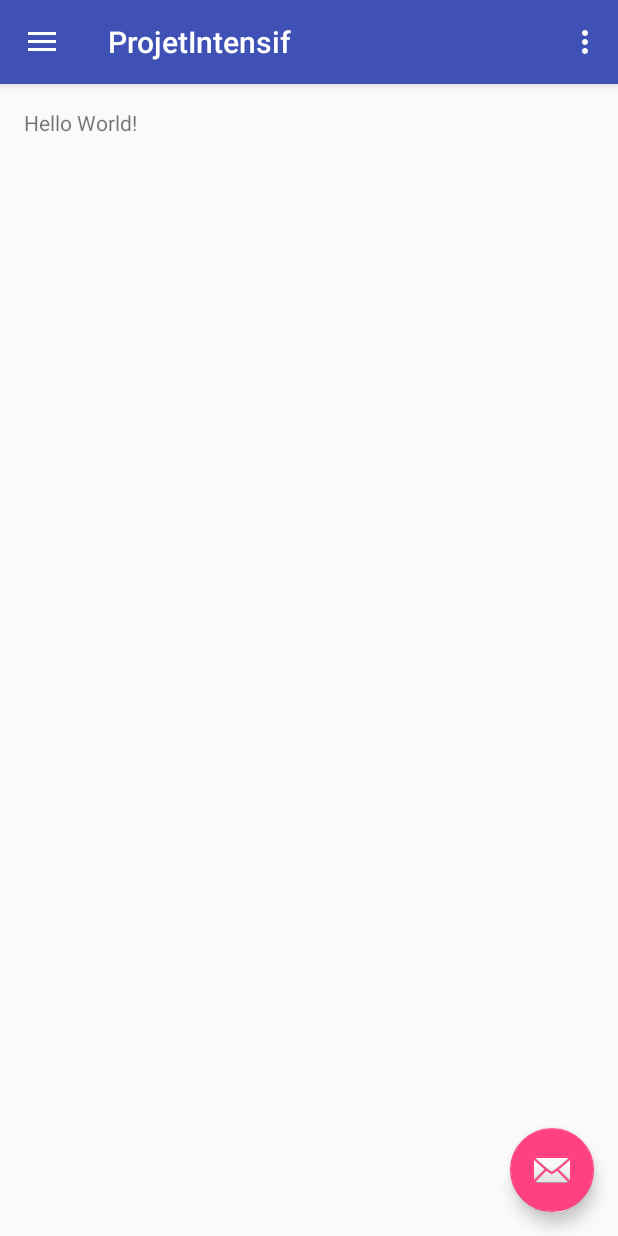
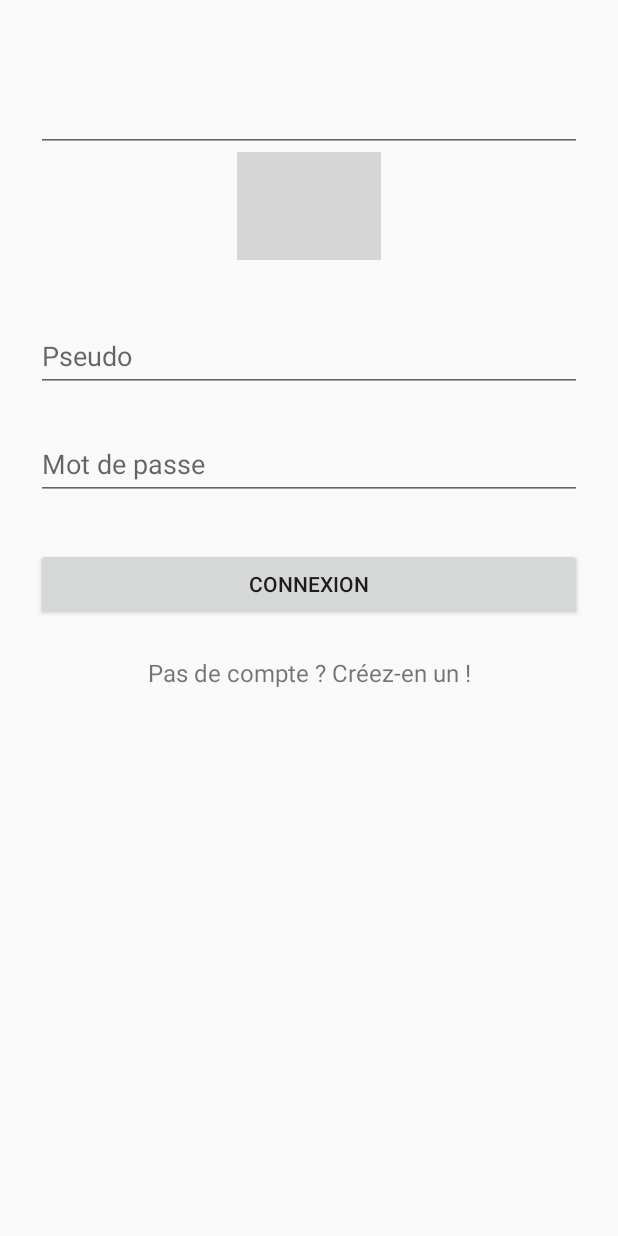
Before and after one commit to ABonnemains/Projet_intensif_front, an Android app: the screen it shows after launch (MainActivity before the commit, LoginActivity after it), on a phone screen of 412 x 824 dp. Run offline under Robolectric (Android 15) with nearby library versions, the phone set to English and light mode, and no system bars; grey boxes are pictures that could not be loaded.

Commit message:
login and signup views

```diff
--- /dev/null
+++ b/AndroidStudioProjects/app/src/main/java/fr/ensicaen/projetintensif/LoginActivity.java
@@ -0,0 +1,127 @@
+package fr.ensicaen.projetintensif;
+
+import android.app.ProgressDialog;
+import android.content.Intent;
+import android.os.Bundle;
+import android.support.v7.app.AppCompatActivity;
+import android.view.View;
+import android.widget.Button;
+import android.widget.EditText;
+import android.widget.TextView;
+import android.widget.Toast;
+
+/**
+ * Created by Amine on 10/01/2017.
+ */
+
+public class LoginActivity extends AppCompatActivity {
+
+    private static final int REQUEST_SIGNUP = 0;
+
+    private EditText _nickname;
+    private EditText _password;
+    private Button _login_button;
+    private TextView _link_signup;
+
+    @Override
+    public void onCreate(Bundle savedInstanceState) {
+        super.onCreate(savedInstanceState);
+        setContentView(R.layout.activity_login);
+        _nickname = (EditText) findViewById(R.id.input_login_nickname);
+        _password = (EditText) findViewById(R.id.input_login_password);
+        _login_button = (Button) findViewById(R.id.button_login);
+        _login_button.setOnClickListener(new View.OnClickListener() {
+            public void onClick(View v) {
+                login();
+            }
+        });
+
+        _link_signup = (TextView) findViewById(R.id.link_signup);
+        _link_signup.setOnClickListener(new View.OnClickListener() {
+            public void onClick(View v) {
+                Intent intent = new Intent(getApplicationContext(), SignupActivity.class);
+                startActivityForResult(intent, REQUEST_SIGNUP);
+            }
+        });
+    }
+
+    public void login() {
+        // verification of login and password
+        if (!validEntry()) {
+            onLoginFailed();
+            return;
+        }
+
+        _login_button.setEnabled(false);
+
+        final ProgressDialog progressDialog = new ProgressDialog(LoginActivity.this,
+                R.style.AppTheme_PopupOverlay);
+        progressDialog.setIndeterminate(true);
+        progressDialog.setMessage("Connexion en cours...");
+        progressDialog.show();
+
+        String nickname = _nickname.getText().toString();
+        String password = _password.getText().toString();
+
+        // process of authentification
+
+        new android.os.Handler().postDelayed(
+                new Runnable() {
+                    public void run() {
+                        onLoginSuccess();
+                        progressDialog.dismiss();
+                    }
+                }, 3000);
+    }
+
+    @Override
+    protected void onActivityResult(int requestCode, int resultCode, Intent data) {
+        if (requestCode == REQUEST_SIGNUP) {
+            if (resultCode == RESULT_OK) {
+                // By default we just finish the Activity and log them in automatically
+                this.finish();
+            }
+        }
+    }
+
+    @Override
+    public void onBackPressed() {
+        moveTaskToBack(true);
+    }
+
+    public void onLoginSuccess() {
+        _login_button.setEnabled(true);
+        finish();
+    }
+
+    public void onLoginFailed() {
+        Toast.makeText(getBaseContext(), "Echec de connexion !", Toast.LENGTH_LONG).show();
+        _login_button.setEnabled(true);
+    }
+
+    public boolean validEntry() {
+        boolean valid = true;
+
+        String nickname = _nickname.getText().toString();
+        String password = _password.getText().toString();
+
+        if (nickname.isEmpty()) {
+            _nickname.setError("Entrez un pseudo valide.");
+            valid = false;
+        }
+        else {
+            _nickname.setError(null);
+        }
+
+        // add password checks like length or special characters.
+        if (password.isEmpty()) {
+            _password.setError("Entrez un mot de passe valide.");
+            valid = false;
+        }
+        else {
+            _password.setError(null);
+        }
+
+        return valid;
+    }
+}
--- /dev/null
+++ b/AndroidStudioProjects/app/src/main/res/layout/activity_login.xml
@@ -0,0 +1,81 @@
+<?xml version="1.0" encoding="utf-8"?>
+<ScrollView xmlns:android="http://schemas.android.com/apk/res/android"
+    android:layout_width="fill_parent"
+    android:layout_height="fill_parent"
+    android:fitsSystemWindows="true">
+
+    <LinearLayout
+        android:layout_width="match_parent"
+        android:layout_height="wrap_content"
+        android:orientation="vertical"
+        android:paddingTop="56dp"
+        android:paddingLeft="24dp"
+        android:paddingRight="24dp">
+
+        <!-- Dummy item to prevent AutoCompleteTextView from receiving focus -->
+        <LinearLayout
+            android:focusable="true"
+            android:focusableInTouchMode="true"
+            android:layout_width="0px"
+            android:layout_height="0px"/>
+
+        <!-- :nextFocusUp and :nextFocusLeft have been set to the id of this component
+        to prevent the dummy from receiving focus again -->
+        <AutoCompleteTextView android:id="@+id/autotext"
+            android:layout_width="fill_parent"
+            android:layout_height="wrap_content"
+            android:nextFocusUp="@id/autotext"
+            android:nextFocusLeft="@id/autotext"/>
+
+        <ImageView
+            android:src="@drawable/logo"
+            android:layout_width="wrap_content"
+            android:layout_height="72dp"
+            android:layout_marginBottom="24dp"
+            android:layout_gravity="center_horizontal"/>
+
+        <android.support.design.widget.TextInputLayout
+            android:layout_width="match_parent"
+            android:layout_height="wrap_content"
+            android:layout_marginTop="8dp"
+            android:layout_marginBottom="8dp">
+            <EditText android:id="@+id/input_login_nickname"
+                android:layout_width="match_parent"
+                android:layout_height="wrap_content"
+                android:inputType="text"
+                android:hint="Pseudo"/>
+        </android.support.design.widget.TextInputLayout>
+
+        <android.support.design.widget.TextInputLayout
+            android:layout_width="match_parent"
+            android:layout_height="wrap_content"
+            android:layout_marginTop="8dp"
+            android:layout_marginBottom="8dp">
+            <EditText android:id="@+id/input_login_password"
+                android:layout_width="match_parent"
+                android:layout_height="wrap_content"
+                android:inputType="textPassword"
+                android:hint="Mot de passe"/>
+        </android.support.design.widget.TextInputLayout>
+
+        <android.support.v7.widget.AppCompatButton
+            android:layout_width="match_parent"
+            android:layout_height="wrap_content"
+            android:layout_gravity="center_horizontal"
+            android:layout_marginTop="24dp"
+            android:layout_marginBottom="24dp"
+            android:padding="12dp"
+            android:text="Connexion"
+            android:id="@+id/button_login" />
+
+        <TextView
+            android:layout_width="match_parent"
+            android:layout_height="wrap_content"
+            android:layout_marginBottom="24dp"
+            android:text="Pas de compte ? Créez-en un !"
+            android:gravity="center"
+            android:textSize="16dip"
+            android:id="@+id/link_signup"/>
+    </LinearLayout>
+
+</ScrollView>
--- a/AndroidStudioProjects/app/src/main/res/values/colors.xml
+++ b/AndroidStudioProjects/app/src/main/res/values/colors.xml
@@ -2,5 +2,5 @@
 <resources>
     <color name="colorPrimary">#3F51B5</color>
     <color name="colorPrimaryDark">#303F9F</color>
-    <color name="colorAccent">#FF4081</color>
+    <color name="colorAccent">#F96C00</color>
 </resources>
```
Also changed, not shown: AndroidStudioProjects/app/src/main/AndroidManifest.xml (+10 -3 lines), AndroidStudioProjects/app/src/main/java/fr/ensicaen/projetintensif/SignupActivity.java (added, +197 -0 lines), AndroidStudioProjects/app/src/main/res/layout/activity_signup.xml (added, +169 -0 lines).
